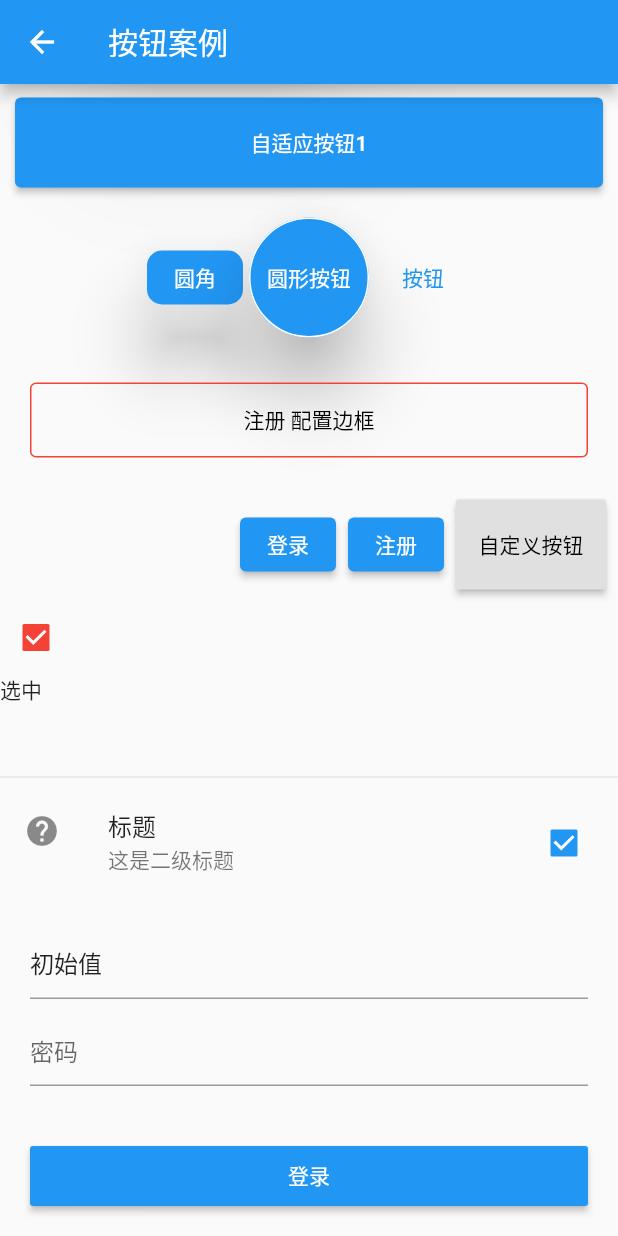
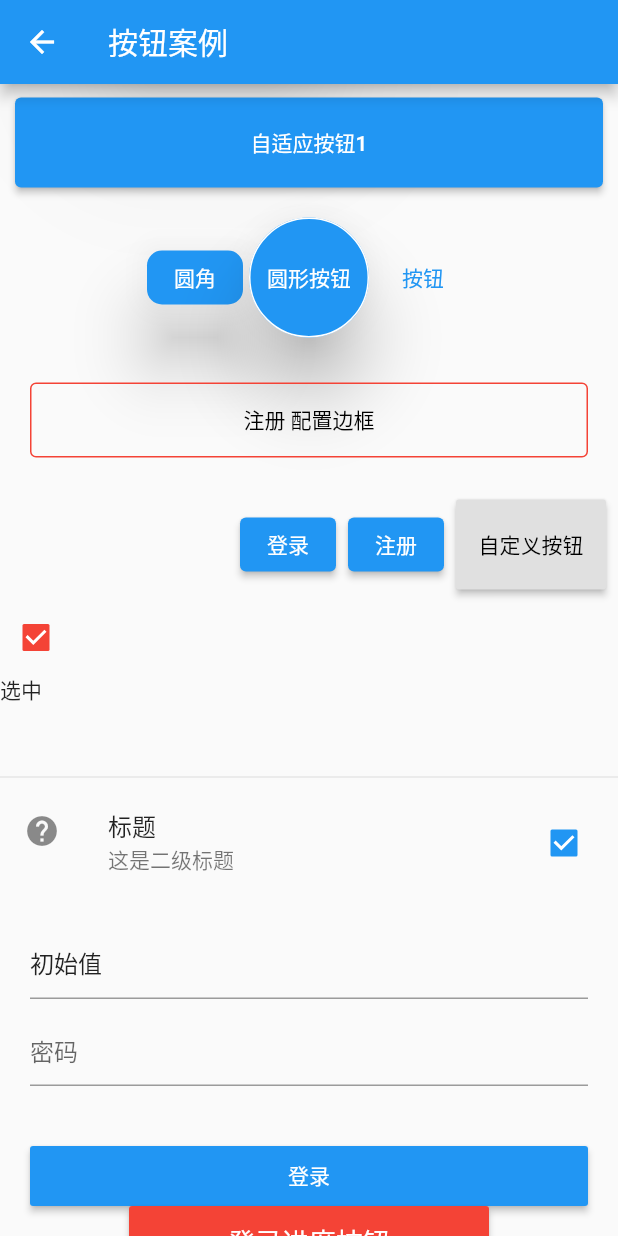
Before and after one commit to Joy-9/Sample_flutter, a Flutter app: the Bottomdemo screen opened directly, scrolled down 709 dp, on a phone screen of 412 x 824 dp. Run offline on Flutter 3.47's test engine with Material 2 defaults, Android fonts, the phone set to English and light mode, and no system bars; our stand-ins replace dio, flutter_swiper; missing offline and left inert: flutter_card_swipper; network calls fail.

```diff
--- a/lib/Widget/Bottom/Bottomdemo.dart
+++ b/lib/Widget/Bottom/Bottomdemo.dart
@@ -484,7 +484,7 @@ class _BottomdemoState extends State<Bottomdemo> {
                       color: Colors.blue,
                       textColor: Colors.white,
                     ),
-                  )
+                  ),ButtonCase()
                 ],
               ) ,
             )
@@ -516,3 +516,56 @@ class MyButton extends StatelessWidget {
     );
   }
 }
+
+
+class ButtonCase extends StatefulWidget {
+  const ButtonCase({Key? key}) : super(key: key);
+
+  @override
+  _ButtonCaseState createState() => _ButtonCaseState();
+}
+
+class _ButtonCaseState extends State<ButtonCase> {
+  ButtonStatus _buttonStatus = ButtonStatus.none;
+
+  _buildChild() {
+    if (_buttonStatus == ButtonStatus.none) {
+      return Text(
+        '登录进度按钮',
+        style: TextStyle(color: Colors.white,fontSize: 18),
+      );
+    } else if (_buttonStatus == ButtonStatus.loading) {
+      return CircularProgressIndicator(
+        backgroundColor: Colors.white,
+        strokeWidth: 2,
+      );
+    } else if (_buttonStatus == ButtonStatus.done) {
+      return Icon(
+        Icons.check,
+        color: Colors.white,
+      );
+    }
+  }
+
+  @override
+  Widget build(BuildContext context) {
+    return MaterialButton(
+      color: Colors.red,
+      minWidth: 240,
+      height: 48,
+      onPressed: () {
+        setState(() {
+          _buttonStatus = ButtonStatus.loading;
+          Future.delayed(Duration(seconds: 2), () {
+            setState(() {
+              _buttonStatus = ButtonStatus.done;
+            });
+          });
+        });
+      },
+      child: _buildChild(),
+    );
+  }
+}
+
+enum ButtonStatus { none, loading, done }
--- a/lib/Widget/SplashScreendemo/SplashScreen.dart
+++ b/lib/Widget/SplashScreendemo/SplashScreen.dart
@@ -14,7 +14,7 @@ class _SplashScreenState extends State<SplashScreen>
   void initState() {
     super.initState();
     _controller = AnimationController(
-        vsync: this, duration: const Duration(milliseconds: 10000));
+        vsync: this, duration: const Duration(milliseconds: 2000));
     _animation = Tween(begin: 0.0, end: 1.0).animate(_controller);
 
     /*动画事件监听器，
--- a/lib/routes/Routes.dart
+++ b/lib/routes/Routes.dart
@@ -10,6 +10,7 @@ import '../Widget/CardDemo/CardDemo.dart';
 import '../Widget/Datapickerdemo/Datapicker.dart';
 import '../Widget/DraggableDemo/DraggableDemo.dart';
 import '../Widget/DraggableDemo/DraggableDemo2.dart';
+import '../Widget/GestureDetectordemo/GestureDetectordemo.dart';
 import '../Widget/Listview/ListViewdemo.dart';
 import '../Widget/Listview/PageViewdemo.dart';
 import '../Widget/Listview/Pageseffect.dart';
@@ -26,6 +27,8 @@ import '../Widget/Specialeffect/besaier/besaier.dart';
 import '../Widget/SplashScreendemo/SplashScreen.dart';
 import '../Widget/Tabdemo/Tabdemo.dart';
 import '../Widget/TableDemo/TableDemo.dart';
+import '../Widget/shared_preferences_demo/SQLitedemo.dart';
+import '../Widget/shared_preferences_demo/shared_preferences.dart';
 import '../mvvmdemo/view/MvvmDemoView.dart';
 
 final Map<String, Function> routes = {
@@ -57,6 +60,9 @@ final Map<String, Function> routes = {
   'HonorDemoPage': (context) => HonorDemoPage(),
   'AnimaDemoPage': (context) => AnimaDemoPage(),
   'BottomAnimNavPage': (context) => AnimaDemoPage(),
+  'GestureDetectordemo': (context) => GestureDetectordemo(),
+  'shared_preferences': (context) => shared_preferences(),
+  'SQLitedemo': (context) => SQLitedemo(),
 
 };
 
--- a/pubspec.yaml
+++ b/pubspec.yaml
@@ -41,6 +41,9 @@ dependencies:
   image_picker: ^0.8.4+11
   webview_flutter: ^3.0.1
   flutter_card_swipper : 0.4.0
+  shared_preferences: ^2.0.13
+  sqflite: ^2.0.2
+  path_provider: ^2.0.9
 
 
 
```
Also changed, not shown: lib/Widget/AlertDialogDemo/AlertDialogDemo.dart (+83 -0 lines), lib/Widget/AnimaDemoPage/AnimaDemoPage.dart (+4 -4 lines), lib/pages/airplay_screen.dart (+14 -6 lines), pubspec.lock.
